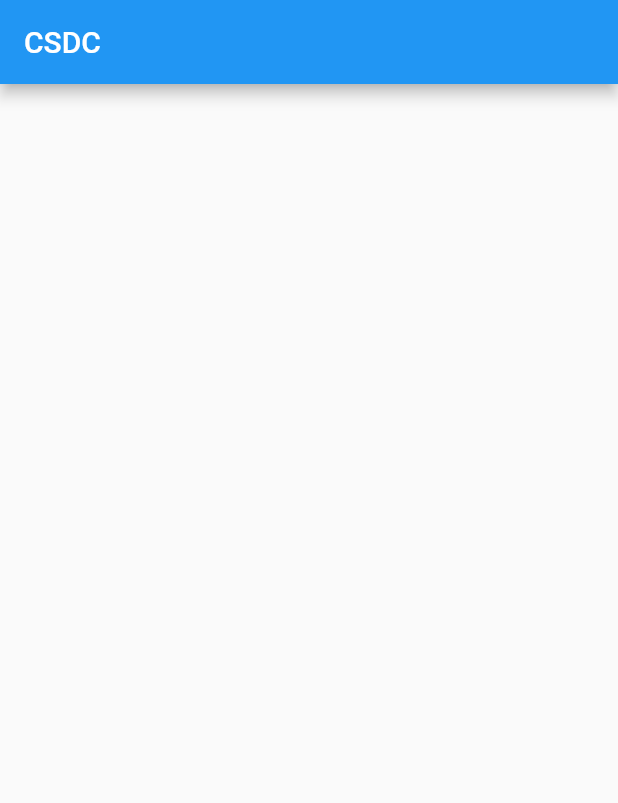
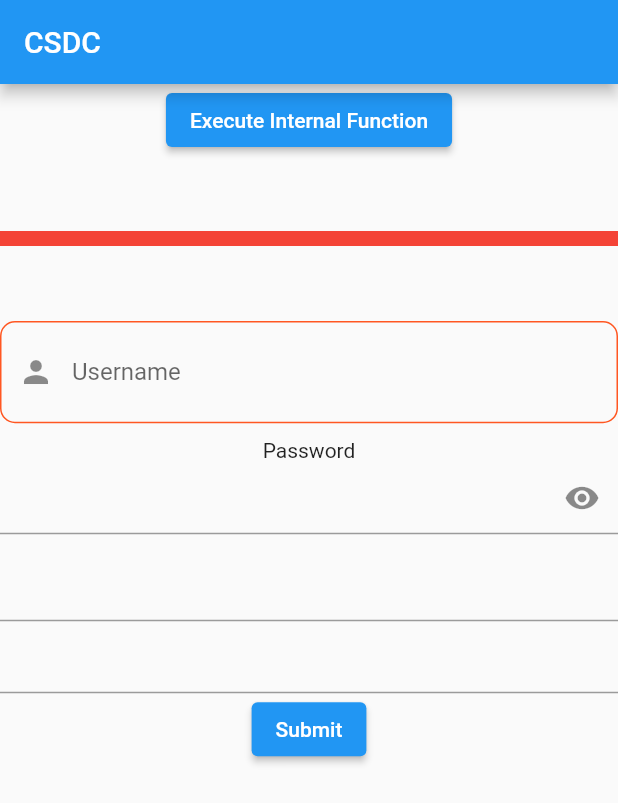
Before and after one commit to DarkKnight1005/CSDC_tutorial_app, a Flutter app: the screen it shows after launch, on a phone screen of 412 x 824 dp. Shown: the top 803 px of the screen. Run offline on Flutter 3.47's test engine with Material 2 defaults, Android fonts, the phone set to English and light mode, and no system bars; our stand-ins replace dio; network calls fail.

Commit message:
Changed from lesson

```diff
--- a/lib/app.dart
+++ b/lib/app.dart
@@ -1,5 +1,6 @@
 import 'package:flutter/material.dart';
 import 'package:myapp/ui/screens/home_screen.dart';
+import 'package:myapp/wrapper.dart';
 
 class MyApp extends StatelessWidget {
   const MyApp({Key? key}) : super(key: key);
@@ -7,7 +8,7 @@ class MyApp extends StatelessWidget {
   @override
   Widget build(BuildContext context) {
     return MaterialApp(
-      home: HomeScreen(),
+      home: Wrapper(),
     );
   }
 }
--- a/lib/ui/screens/home_screen.dart
+++ b/lib/ui/screens/home_screen.dart
@@ -1,6 +1,7 @@
 import 'package:flutter/material.dart';
 import 'package:myapp/models/reponses/monument_response.dart';
 import 'package:myapp/services/explore_service.dart';
+import 'package:myapp/ui/screens/login_screen.dart';
 import 'package:myapp/ui/widgets/label_box.dart';
 import 'package:myapp/ui/widgets/labled_card.dart';
 
@@ -16,6 +17,8 @@ class _HomeScreenState extends State<HomeScreen> {
   ExploreService exploreService = ExploreService();
 
   MonumentResponse monumentResponse = MonumentResponse(monuments: []);
+
+  GlobalKey<LoginScreenState> loginScreenKey = GlobalKey<LoginScreenState>();
 
   @override
   void initState(){
@@ -35,21 +38,45 @@ class _HomeScreenState extends State<HomeScreen> {
   @override
   Widget build(BuildContext context) {
     return Scaffold(
+      // resizeToAvoidBottomInset: false,
       appBar: AppBar(
         title: Text("CSDC"),
       ),
-      body: Center(
-        child: ListView.builder(
-          itemCount: monumentResponse.monuments.length,
-          itemBuilder: (BuildContext context, int index) {
-            return LabeledCard(
-              labelMain: monumentResponse.monuments[index].name,
-              labelSecondary: monumentResponse.monuments[index].location,
-              imageUrl: monumentResponse.monuments[index].photoUrl,
-            );
-          },
+      body: SingleChildScrollView(
+        child: Column(
+          children: [
+            ElevatedButton(
+              onPressed: (){
+                loginScreenKey.currentState!.submitForm();
+              },
+              child: Text("Execute Internal Function")
+          ),
+          Padding(
+            padding: const EdgeInsets.symmetric(vertical: 50),
+            child: Container(
+              width: double.infinity,
+              height: 10,
+              color: Colors.red,
+            ),
+          ),
+          LoginScreen(
+            key: loginScreenKey,
+          ),
+          ],
         ),
       )
+      // Center(
+      //   child: ListView.builder(
+      //     itemCount: monumentResponse.monuments.length,
+      //     itemBuilder: (BuildContext context, int index) {
+      //       return LabeledCard(
+      //         labelMain: monumentResponse.monuments[index].name,
+      //         labelSecondary: monumentResponse.monuments[index].location,
+      //         imageUrl: monumentResponse.monuments[index].photoUrl,
+      //       );
+      //     },
+      //   ),
+      // )
     );
   }
 }
--- a/lib/ui/screens/login_screen.dart
+++ b/lib/ui/screens/login_screen.dart
@@ -1,20 +1,144 @@
 import 'package:flutter/material.dart';
-
 
 class LoginScreen extends StatefulWidget {
   LoginScreen({Key? key}) : super(key: key);
 
   @override
-  State<LoginScreen> createState() => _LoginScreenState();
+  State<LoginScreen> createState() => LoginScreenState();
 }
 
-class _LoginScreenState extends State<LoginScreen> {
+class LoginScreenState extends State<LoginScreen> {
+  GlobalKey<FormState> _formKey = GlobalKey<FormState>();
+  TextEditingController usernameController = TextEditingController();
+  TextEditingController passwordController = TextEditingController();
+  TextEditingController confirmPasswordController = TextEditingController();
+  TextEditingController confirmPasswordController2 = TextEditingController();
+
+  FocusNode focusNode = FocusNode();
+  FocusNode focusNode2 = FocusNode();
+
+  bool isVisible = false;
+
+  void submitForm(){
+    if (_formKey.currentState!.validate()) {
+                    ScaffoldMessenger.of(context).showSnackBar(SnackBar(content: Text('Login is successful')));
+                  } else {
+                    ScaffoldMessenger.of(context).showSnackBar(SnackBar(content: Text('Login is unsuccessfull')));
+                  }
+  }
+
+
   @override
   Widget build(BuildContext context) {
-    return Scaffold(
-      appBar: AppBar(
-        title: Text("Login"),
-      )
-    );
+    return Form(
+          key: _formKey,
+          child: Column(
+            mainAxisAlignment: MainAxisAlignment.center,
+            children: [
+              //username
+
+              TextFormField(
+                controller: usernameController,
+                textInputAction: TextInputAction.next,
+                validator: (String? val) {
+                  if (val == null || val.isEmpty) {
+                    return 'Please enter a username.';
+                  }
+
+                },
+                onFieldSubmitted: (value) => {
+                  focusNode.requestFocus()
+                },
+                decoration: InputDecoration(
+                    hintText: 'Username',
+                    labelText: 'Username',
+                    prefixIcon: Icon(Icons.person),
+                    prefix: Icon(Icons.ac_unit),
+                    suffix: Text('Suffix icon'),
+                    focusedBorder: OutlineInputBorder(
+                      borderRadius: BorderRadius.circular(10),
+                      borderSide: BorderSide(color: Colors.green),
+                    ),
+                    enabledBorder: OutlineInputBorder(
+                      borderRadius: BorderRadius.circular(10),
+                      borderSide: BorderSide(color: Colors.deepOrange),
+                    ),
+                    errorBorder: OutlineInputBorder(
+                      borderRadius: BorderRadius.circular(10),
+                      borderSide: BorderSide(color: Colors.green),
+                    )),
+              ),
+               SizedBox(height: 10,),
+              Text('Password'),
+              TextFormField(
+                // focusNode: focusNode2,
+                textInputAction: TextInputAction.next,
+                controller: passwordController,
+                // keyboardType: TextInputType.visiblePassword,
+                validator: (String? val) {
+                  if (val == null || val.isEmpty) {
+                    return 'Please enter a password.';
+                  }
+                  return null;
+                },
+                obscureText: isVisible,
+                decoration: InputDecoration(
+                    suffixIcon: GestureDetector(
+                      onTap: (){
+                        setState(() {
+                          isVisible = !isVisible;
+                        });
+                      },
+                      child: Icon(
+                        isVisible
+                        ? Icons.remove_red_eye_outlined
+                        : Icons.remove_red_eye
+                      ),
+                    ),
+                    )
+              ),
+              SizedBox(height: 10,),
+
+               TextFormField(
+                  focusNode: focusNode,
+                controller: confirmPasswordController,
+                textInputAction: TextInputAction.next,
+                validator: (String? val) {
+                  if (val == null || val.isEmpty) {
+                    return 'Please enter a password.';
+                  }
+                  if(val.trim() != passwordController.value.text) {
+                    return 'Passwordlar eyni deyil';
+                  }
+
+                },
+                onFieldSubmitted: (value) => {focusNode2.requestFocus()},
+              ),
+
+              TextFormField(
+                  focusNode: focusNode2,
+                controller: confirmPasswordController2,
+                textInputAction: TextInputAction.next,
+                validator: (String? val) {
+                  if (val == null || val.isEmpty) {
+                    return 'Please enter a password.';
+                  }
+                  if(val.trim() != passwordController.value.text) {
+                    return 'Passwordlar eyni deyil';
+                  }
+
+                },
+                onFieldSubmitted: (value) => {focusNode2.requestFocus()},
+              ),
+
+              ElevatedButton(
+                onPressed: () {
+                  submitForm();
+                },
+                child: Text('Submit'),
+              ),
+            ],
+          ),
+        );
   }
 }
--- a/lib/wrapper.dart
+++ b/lib/wrapper.dart
@@ -1,5 +1,6 @@
 import 'package:flutter/material.dart';
 import 'package:myapp/ui/screens/home_screen.dart';
+import 'package:myapp/ui/screens/login_screen.dart';
 
 class Wrapper extends StatelessWidget {
   const Wrapper({Key? key}) : super(key: key);
```
